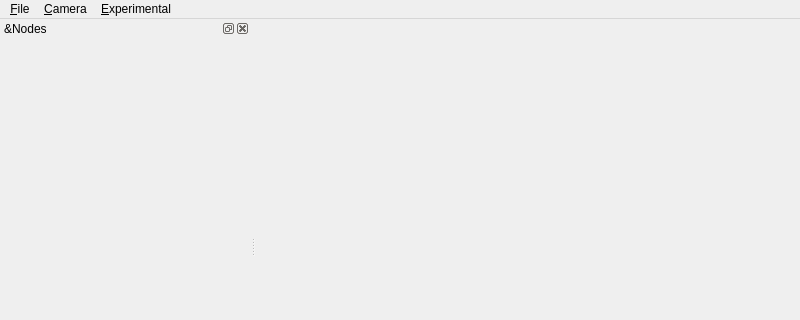
This is src/window/MainWindow.ui in usnistgov/NetSimulyzer as Qt 5 draws it before an edit; both pictures show x 0 to 800 and y 0 to 320 of the 800 by 600 pixel window. The edited form follows.
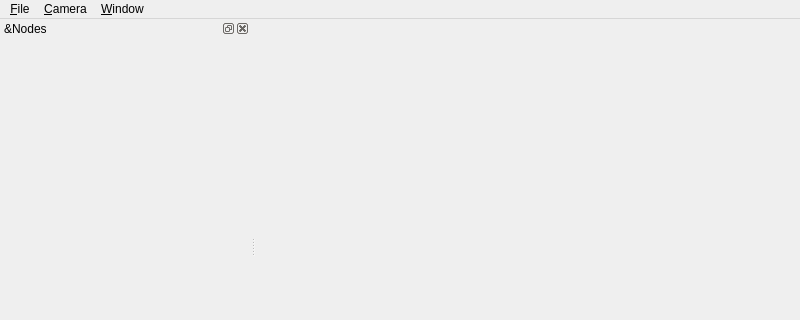
This is the edited form. Icons and pictures are not drawn.

Commit message: Move chart action to `Widget` & add remove

```diff
--- a/src/window/MainWindow.ui
+++ b/src/window/MainWindow.ui
@@ -48,16 +48,9 @@
     <addaction name="actionCameraSettings"/>
     <addaction name="actionResetCameraPosition"/>
    </widget>
-   <widget class="QMenu" name="menuExperimental">
-    <property name="title">
-     <string>&amp;Experimental</string>
-    </property>
-    <addaction name="actionAddChart"/>
-   </widget>
    <addaction name="menuFile"/>
-   <addaction name="menuWidget"/>
    <addaction name="menuCamera"/>
-   <addaction name="menuExperimental"/>
+   <addaction name="menuWindow"/>
   </widget>
   <widget class="QStatusBar" name="statusbar"/>
   <widget class="QDockWidget" name="nodesDock">
```
Left out of the diff: 10 changed lines with no effect on the pictures. The commit also changes 3 other files.
